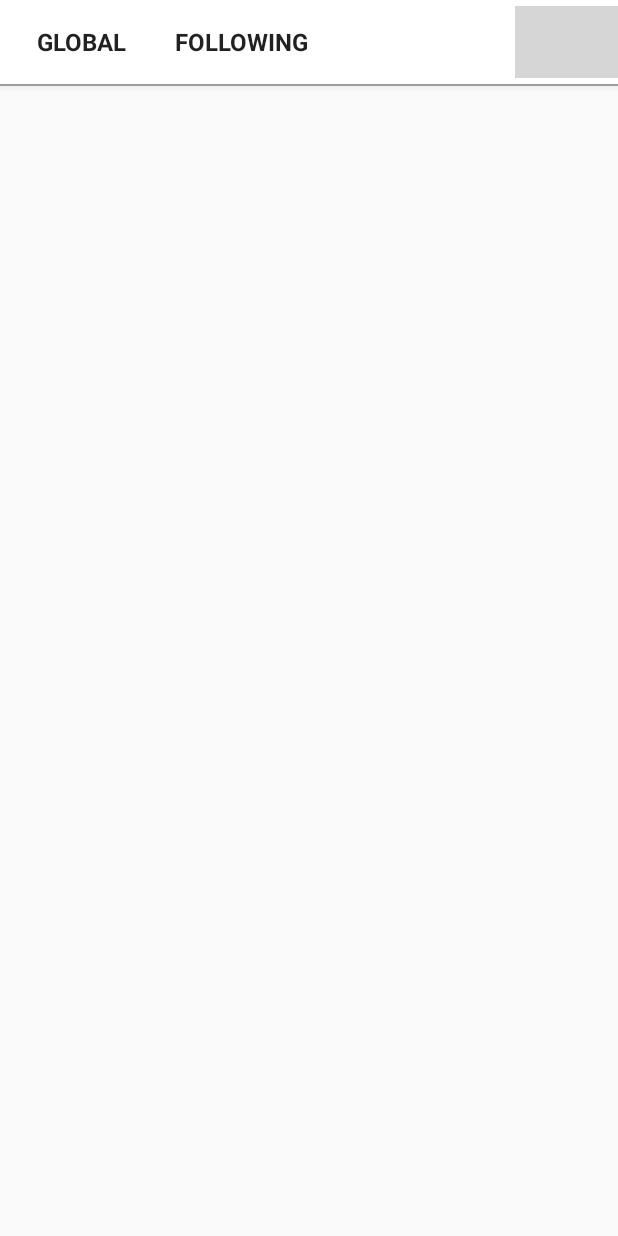
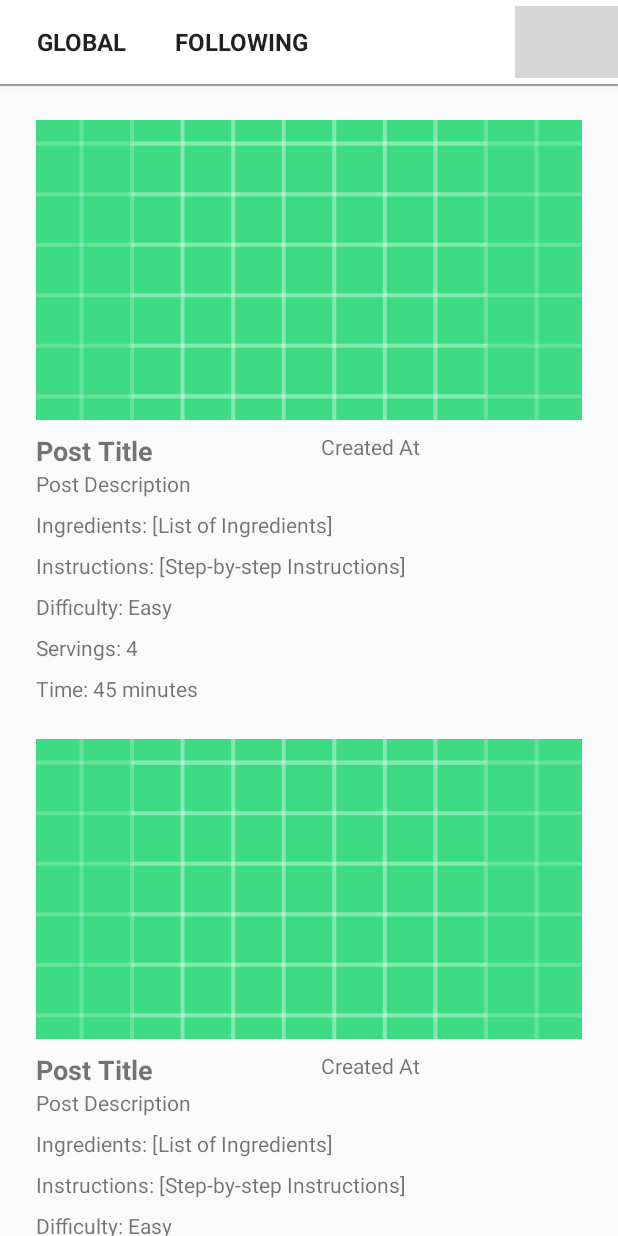
Before and after one commit to Nickes10/TheCookApp, an Android app: the layout fragment_home.xml on its own in the app's theme, with its tools: preview values and no code run, on a phone screen of 412 x 824 dp. Run offline under Robolectric (Android 15) with nearby library versions, the phone set to English and light mode, and no system bars; grey boxes are pictures that could not be loaded.

Commit message:
add get posts

```diff
--- a/app/src/main/res/layout/fragment_home.xml
+++ b/app/src/main/res/layout/fragment_home.xml
@@ -82,5 +82,14 @@
         android:background="@color/colorGrey"
         android:layout_below="@id/app_bar_layout" />
 
+    <androidx.recyclerview.widget.RecyclerView
+        android:id="@+id/recyclerViewPosts"
+        android:layout_width="match_parent"
+        android:layout_height="match_parent"
+        android:layout_below="@id/app_bar_layout"
+        android:padding="16dp"
+        android:clipToPadding="false"
+        tools:listitem="@layout/item_post" />
+
 
 </RelativeLayout>
--- /dev/null
+++ b/app/src/main/res/layout/item_post.xml
@@ -0,0 +1,103 @@
+<?xml version="1.0" encoding="utf-8"?>
+<LinearLayout
+    xmlns:android="http://schemas.android.com/apk/res/android"
+    android:layout_width="match_parent"
+    android:layout_height="wrap_content"
+    android:orientation="vertical"
+    android:padding="8dp">
+
+    <!-- Post Image -->
+    <ImageView
+        android:id="@+id/imagePost"
+        android:layout_width="match_parent"
+        android:layout_height="200dp"
+        android:scaleType="centerCrop"
+        android:src="@drawable/ic_launcher_background" />
+
+    <!-- Post Title and Created At -->
+    <LinearLayout
+        android:layout_width="match_parent"
+        android:layout_height="wrap_content"
+        android:orientation="horizontal"
+        android:paddingTop="8dp">
+
+        <!-- Post Title -->
+        <TextView
+            android:id="@+id/postTitle"
+            android:layout_width="wrap_content"
+            android:layout_height="wrap_content"
+            android:text="Post Title"
+            android:textSize="18sp"
+            android:textStyle="bold"
+            android:layout_gravity="start"
+            android:maxWidth="0dp"
+            android:layout_weight="1"/>
+
+        <!-- Created At -->
+        <TextView
+            android:id="@+id/postCreatedAt"
+            android:layout_width="wrap_content"
+            android:layout_height="wrap_content"
+            android:text="Created At"
+            android:textSize="14sp"
+            android:paddingLeft="8dp"
+            android:layout_gravity="end"
+            android:maxWidth="0dp"
+            android:layout_weight="1"/>
+    </LinearLayout>
+
+    <!-- Post Description -->
+    <TextView
+        android:id="@+id/postDescription"
+        android:layout_width="match_parent"
+        android:layout_height="wrap_content"
+        android:text="Post Description"
+        android:textSize="14sp"
+        android:paddingBottom="8dp" />
+
+    <!-- Post Ingredients -->
+    <TextView
+        android:id="@+id/postIngredients"
+        android:layout_width="match_parent"
+        android:layout_height="wrap_content"
+        android:text="Ingredients: [List of Ingredients]"
+        android:textSize="14sp"
+        android:paddingBottom="8dp" />
+
+    <!-- Post Instructions -->
+    <TextView
+        android:id="@+id/postInstructions"
+        android:layout_width="match_parent"
+        android:layout_height="wrap_content"
+        android:text="Instructions: [Step-by-step Instructions]"
+        android:textSize="14sp"
+        android:paddingBottom="8dp" />
+
+    <!-- Post Difficulty -->
+    <TextView
+        android:id="@+id/postDifficulty"
+        android:layout_width="match_parent"
+        android:layout_height="wrap_content"
+        android:text="Difficulty: Easy"
+        android:textSize="14sp"
+        android:paddingBottom="8dp" />
+
+    <!-- Post Servings -->
+    <TextView
+        android:id="@+id/postServings"
+        android:layout_width="match_parent"
+        android:layout_height="wrap_content"
+        android:text="Servings: 4"
+        android:textSize="14sp"
+        android:paddingBottom="8dp" />
+
+    <!-- Post Time -->
+    <TextView
+        android:id="@+id/postTime"
+        android:layout_width="match_parent"
+        android:layout_height="wrap_content"
+        android:text="Time: 45 minutes"
+        android:textSize="14sp"
+        android:paddingBottom="8dp" />
+
+</LinearLayout>
```
Also changed, not shown: app/src/main/java/com/example/thecookapp/Adapter/PostAdapter.kt (added, +50 -0 lines), app/src/main/java/com/example/thecookapp/AddPostActivity.kt (+15 -6 lines), app/src/main/java/com/example/thecookapp/RecipeApi.kt (+5 -3 lines), app/src/main/java/com/example/thecookapp/ui/home/HomeFragment.kt (+46 -1 lines), 1 other file.
